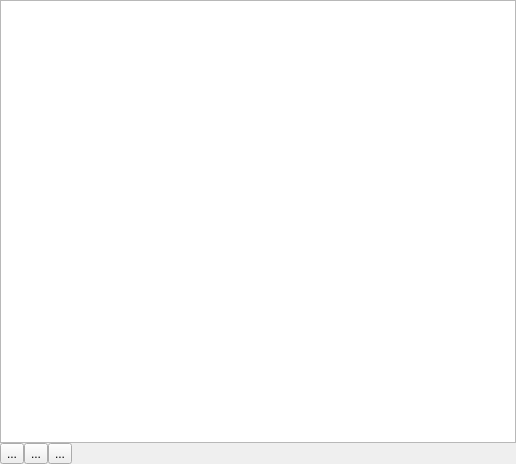
Above: specviz/plugins/model_editor/model_editor.ui from spacetelescope/specviz before the change. Below: the same form after it.
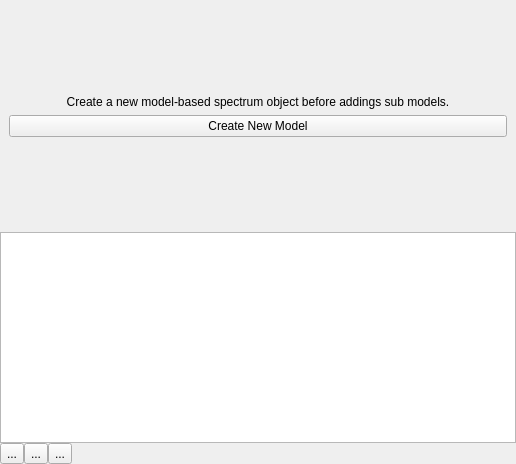
That is the form after the change. Icons and pictures are not drawn.

Commit message: Disallow interaction until user has created a model

The edit to the form file:
```diff
--- a/specviz/plugins/model_editor/model_editor.ui
+++ b/specviz/plugins/model_editor/model_editor.ui
@@ -32,6 +32,76 @@
       <number>0</number>
      </property>
      <item>
+      <widget class="QWidget" name="setup_holder_widget" native="true">
+       <layout class="QVBoxLayout" name="no_model_layout">
+        <item>
+         <spacer name="verticalSpacer_2">
+          <property name="orientation">
+           <enum>Qt::Vertical</enum>
+          </property>
+          <property name="sizeHint" stdset="0">
+           <size>
+            <width>20</width>
+            <height>40</height>
+           </size>
+          </property>
+         </spacer>
+        </item>
+        <item>
+         <widget class="QLabel" name="label">
+          <property name="text">
+           <string>Create a new model-based spectrum object before addings sub models.</string>
+          </property>
+          <property name="alignment">
+           <set>Qt::AlignCenter</set>
+          </property>
+          <property name="wordWrap">
+           <bool>true</bool>
+          </property>
+         </widget>
+        </item>
+        <item>
+         <widget class="QPushButton" name="new_model_button">
+          <property name="text">
+           <string>Create New Model</string>
+          </property>
+         </widget>
+        </item>
+        <item>
+         <spacer name="verticalSpacer">
+          <property name="orientation">
+           <enum>Qt::Vertical</enum>
+          </property>
+          <property name="sizeHint" stdset="0">
+           <size>
+            <width>20</width>
+            <height>40</height>
+           </size>
+          </property>
+         </spacer>
+        </item>
+       </layout>
+      </widget>
+     </item>
+     <item>
+      <widget class="QWidget" name="editor_holder_widget" native="true">
+       <layout class="QVBoxLayout" name="model_editor_layout">
+        <property name="spacing">
+         <number>0</number>
+        </property>
+        <property name="leftMargin">
+         <number>0</number>
+        </property>
+        <property name="topMargin">
+         <number>0</number>
+        </property>
+        <property name="rightMargin">
+         <number>0</number>
+        </property>
+        <property name="bottomMargin">
+         <number>0</number>
+        </property>
+        <item>
       <widget class="QTreeView" name="model_tree_view">
        <attribute name="headerCascadingSectionResizes">
         <bool>true</bool>
@@ -107,6 +177,9 @@
            </size>
           </property>
          </spacer>
+           </item>
+          </layout>
+         </widget>
         </item>
        </layout>
       </widget>
```
Lines whose indentation alone changed are shown as unchanged. The commit also changes 2 other files.
